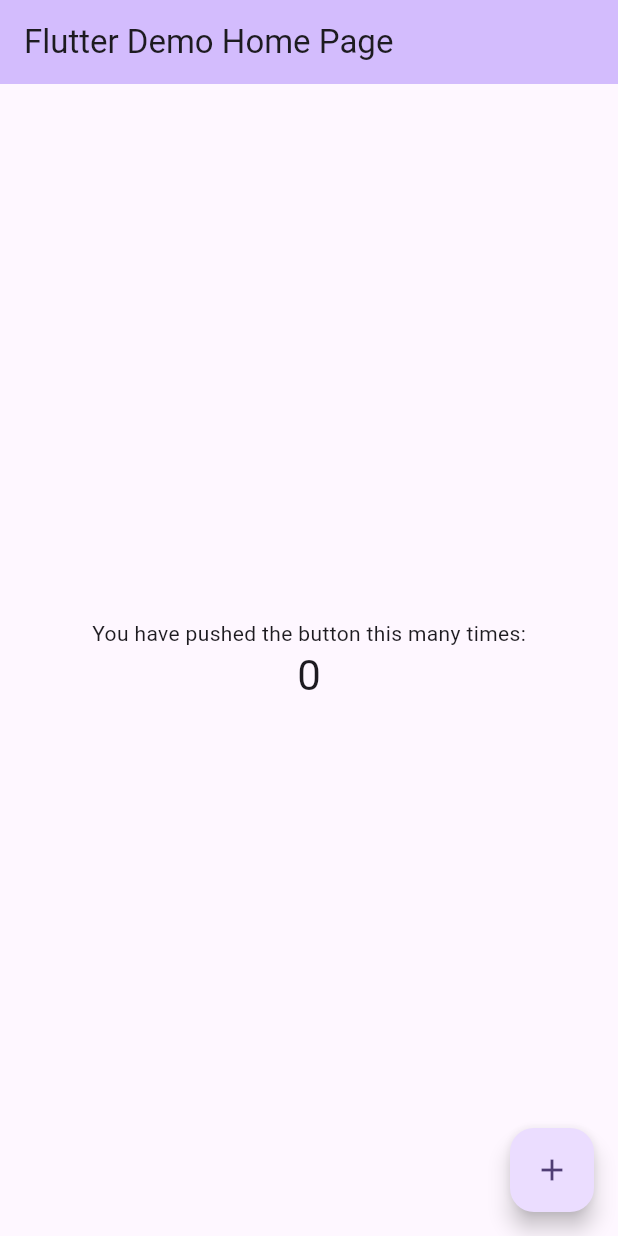
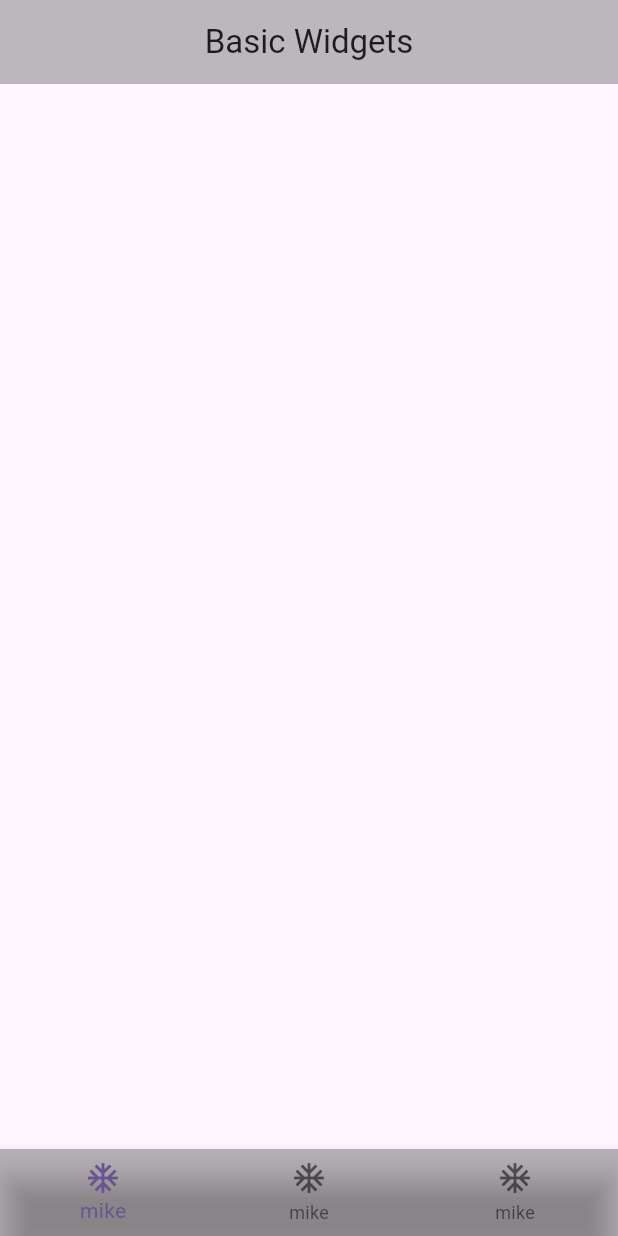
Before and after one commit to Kwasi48/love1, a Flutter app: the screen it shows after launch, on a phone screen of 412 x 824 dp. Run offline on Flutter 3.47's test engine with Material 3 defaults, Android fonts, the phone set to English and light mode, and no system bars.

Commit message:
added a bottomNavigatioBar

```diff
--- a/lib/main.dart
+++ b/lib/main.dart
@@ -11,115 +11,51 @@ class MyApp extends StatelessWidget {
   @override
   Widget build(BuildContext context) {
     return MaterialApp(
+      debugShowCheckedModeBanner: false,
       title: 'Flutter Demo',
       theme: ThemeData(
-        // This is the theme of your application.
-        //
-        // TRY THIS: Try running your application with "flutter run". You'll see
-        // the application has a blue toolbar. Then, without quitting the app,
-        // try changing the seedColor in the colorScheme below to Colors.green
-        // and then invoke "hot reload" (save your changes or press the "hot
-        // reload" button in a Flutter-supported IDE, or press "r" if you used
-        // the command line to start the app).
-        //
-        // Notice that the counter didn't reset back to zero; the application
-        // state is not lost during the reload. To reset the state, use hot
-        // restart instead.
-        //
-        // This works for code too, not just values: Most code changes can be
-        // tested with just a hot reload.
         colorScheme: ColorScheme.fromSeed(seedColor: Colors.deepPurple),
         useMaterial3: true,
       ),
-      home: const MyHomePage(title: 'Flutter Demo Home Page'),
+      home:  MyHomePage(title: 'Flutter Demo Home Page'),
     );
   }
 }
 
-class MyHomePage extends StatefulWidget {
-  const MyHomePage({super.key, required this.title});
-
-  // This widget is the home page of your application. It is stateful, meaning
-  // that it has a State object (defined below) that contains fields that affect
-  // how it looks.
-
-  // This class is the configuration for the state. It holds the values (in this
-  // case the title) provided by the parent (in this case the App widget) and
-  // used by the build method of the State. Fields in a Widget subclass are
-  // always marked "final".
-
-  final String title;
-
-  @override
-  State<MyHomePage> createState() => _MyHomePageState();
-}
-
-class _MyHomePageState extends State<MyHomePage> {
-  int _counter = 0;
-
-  void _incrementCounter() {
-    setState(() {
-      // This call to setState tells the Flutter framework that something has
-      // changed in this State, which causes it to rerun the build method below
-      // so that the display can reflect the updated values. If we changed
-      // _counter without calling setState(), then the build method would not be
-      // called again, and so nothing would appear to happen.
-      _counter++;
-    });
-  }
+class MyHomePage extends StatelessWidget {
+   MyHomePage({super.key, required String title});
+  // List<Widget> bottom = [
+  //   Icon(Icons.ac_unit),
+  //   Icon(Icons.ac_unit),
+  //   Icon(Icons.ac_unit),
+  // ];
 
   @override
   Widget build(BuildContext context) {
-    // This method is rerun every time setState is called, for instance as done
-    // by the _incrementCounter method above.
-    //
-    // The Flutter framework has been optimized to make rerunning build methods
-    // fast, so that you can just rebuild anything that needs updating rather
-    // than having to individually change instances of widgets.
     return Scaffold(
       appBar: AppBar(
-        // TRY THIS: Try changing the color here to a specific color (to
-        // Colors.amber, perhaps?) and trigger a hot reload to see the AppBar
-        // change color while the other colors stay the same.
-        backgroundColor: Theme.of(context).colorScheme.inversePrimary,
-        // Here we take the value from the MyHomePage object that was created by
-        // the App.build method, and use it to set our appbar title.
-        title: Text(widget.title),
+        title: Text('Basic Widgets'),
+        centerTitle: true ,
+        backgroundColor: Colors.black26,
       ),
-      body: Center(
-        // Center is a layout widget. It takes a single child and positions it
-        // in the middle of the parent.
-        child: Column(
-          // Column is also a layout widget. It takes a list of children and
-          // arranges them vertically. By default, it sizes itself to fit its
-          // children horizontally, and tries to be as tall as its parent.
-          //
-          // Column has various properties to control how it sizes itself and
-          // how it positions its children. Here we use mainAxisAlignment to
-          // center the children vertically; the main axis here is the vertical
-          // axis because Columns are vertical (the cross axis would be
-          // horizontal).
-          //
-          // TRY THIS: Invoke "debug painting" (choose the "Toggle Debug Paint"
-          // action in the IDE, or press "p" in the console), to see the
-          // wireframe for each widget.
-          mainAxisAlignment: MainAxisAlignment.center,
-          children: <Widget>[
-            const Text(
-              'You have pushed the button this many times:',
-            ),
-            Text(
-              '$_counter',
-              style: Theme.of(context).textTheme.headlineMedium,
-            ),
-          ],
-        ),
+      body: Column(
+        children: <Widget>[
+          Row()
+        ],
       ),
-      floatingActionButton: FloatingActionButton(
-        onPressed: _incrementCounter,
-        tooltip: 'Increment',
-        child: const Icon(Icons.add),
-      ), // This trailing comma makes auto-formatting nicer for build methods.
+      bottomNavigationBar: BottomNavigationBar(
+        backgroundColor: Colors.black26,
+        items: const [
+    BottomNavigationBarItem(icon:Icon(Icons.ac_unit),
+    label: 'mike'),
+        BottomNavigationBarItem(icon:Icon(Icons.ac_unit),
+            label: 'mike'),
+        BottomNavigationBarItem(icon:Icon(Icons.ac_unit),
+            label: 'mike')
+
+      ],
+
+      ),
     );
   }
 }
```
